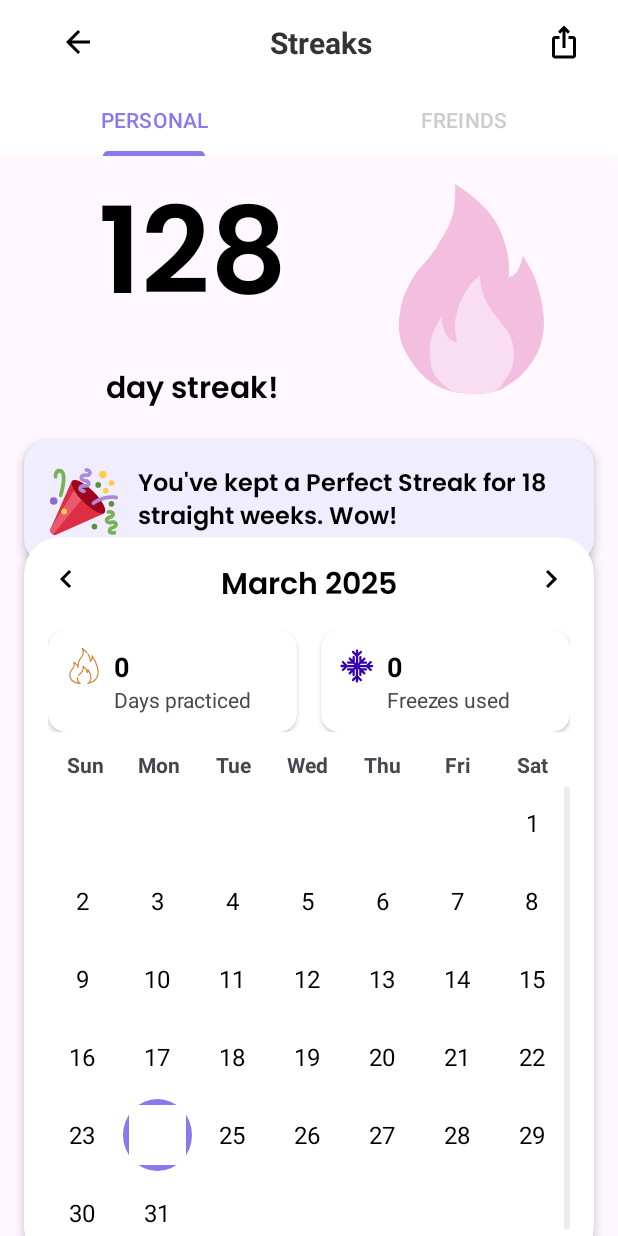
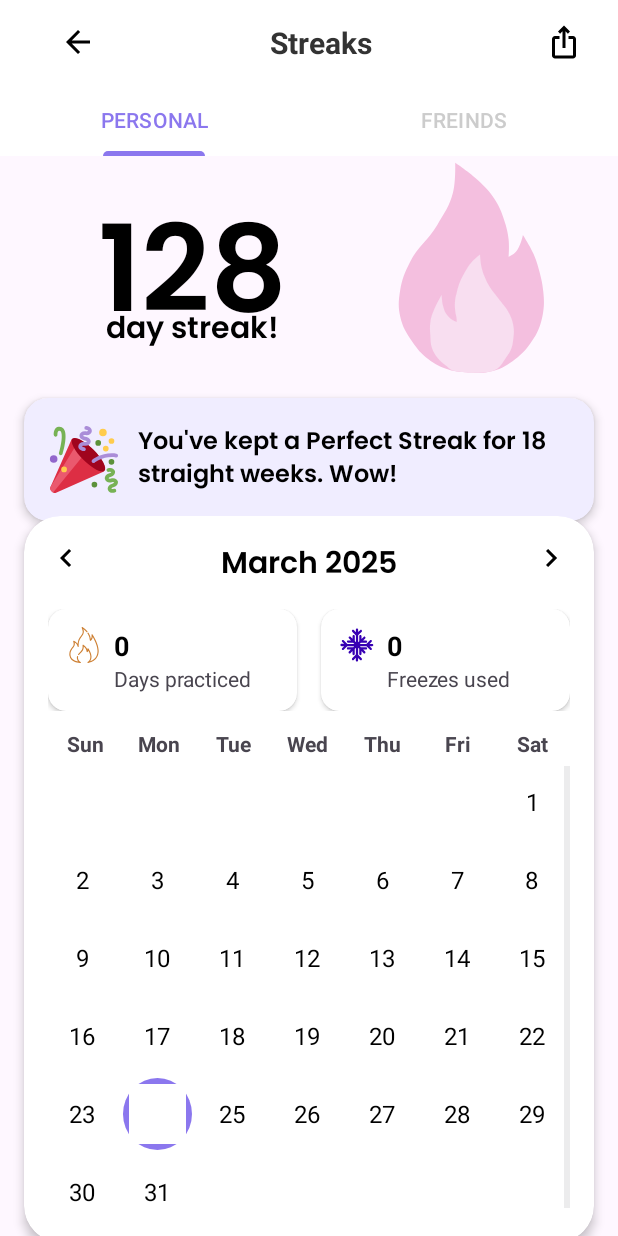
Before and after one commit to dgxy2002/Centsible_frontend, an Android app: the StreaksActivity screen opened directly, with no data from a screen before it, on a phone screen of 412 x 824 dp. Run offline under Robolectric (Android 15) with nearby library versions, the phone set to English and light mode, and no system bars.

Commit message:
streaks text fix

```diff
--- a/app/src/main/res/layout/activity_streaks.xml
+++ b/app/src/main/res/layout/activity_streaks.xml
@@ -70,7 +70,8 @@
             <TextView
                 android:id="@+id/streakNumber"
                 android:layout_width="wrap_content"
-                android:layout_height="wrap_content"
+                android:layout_height="91dp"
+                android:layout_marginBottom="-8dp"
                 android:fontFamily="@font/poppins_semibold"
                 android:text="128"
                 android:textColor="@color/black"
--- a/app/src/main/res/layout/fragment_groups.xml
+++ b/app/src/main/res/layout/fragment_groups.xml
@@ -2,6 +2,7 @@
 
 <androidx.constraintlayout.widget.ConstraintLayout xmlns:android="http://schemas.android.com/apk/res/android"
     xmlns:app="http://schemas.android.com/apk/res-auto"
+    xmlns:tools="http://schemas.android.com/tools"
     android:layout_width="match_parent"
     android:layout_height="match_parent">
 
```
